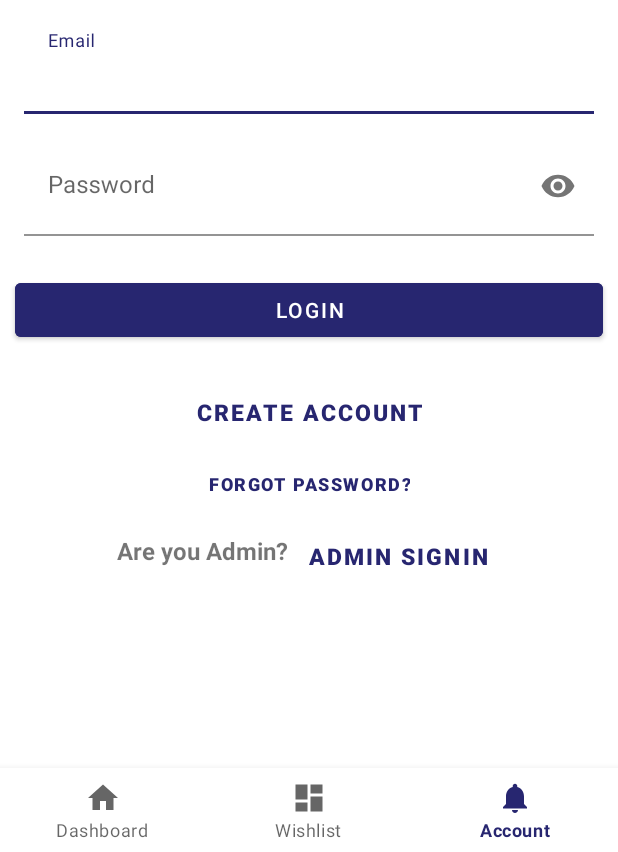
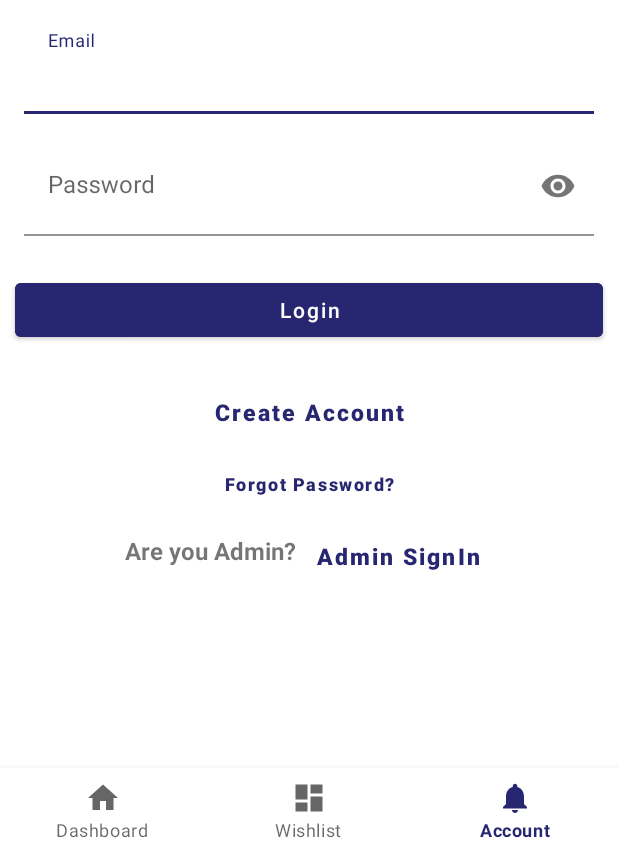
Before and after one commit to prabhjotflorapsf/AutomobileStore, an Android app: the screen it shows after launch (MainActivity), on a phone screen of 412 x 824 dp, the part 384-1236 px from its top. Run offline under Robolectric (Android 15) with nearby library versions, the phone set to English and light mode, and no system bars; our stand-ins replace CircleImageView, Firebase (no records; nobody signed in at launch, a user with empty details on screens opened directly), androidx.preference.

Commit message:
Disabled allcaps from buttons

```diff
--- a/app/src/main/res/layout/activity_forgot_password.xml
+++ b/app/src/main/res/layout/activity_forgot_password.xml
@@ -59,7 +59,7 @@
             android:layout_marginLeft="10dp"
             android:layout_marginTop="20dp"
             android:layout_marginRight="10dp"
-
+            android:textAllCaps="false"
             android:backgroundTint="#272670"
             android:singleLine="true"
             android:text="Send Password Reset Link" />
--- a/app/src/main/res/layout/activity_post_ad.xml
+++ b/app/src/main/res/layout/activity_post_ad.xml
@@ -963,7 +963,8 @@
                 android:layout_marginRight="10dp"
                 android:backgroundTint="#272670"
                 android:singleLine="true"
-                android:text="@string/post_ad" />
+                android:text="@string/post_ad"
+                android:textAllCaps="false"/>
 
         </LinearLayout>
 
--- a/app/src/main/res/layout/activity_profile_details.xml
+++ b/app/src/main/res/layout/activity_profile_details.xml
@@ -94,7 +94,8 @@
         android:layout_gravity="center"
         android:layout_marginTop="25dp"
         android:backgroundTint="#272670"
-        android:text="@string/update_profile" />
+        android:text="@string/update_profile"
+        android:textAllCaps="false"/>
 
 
 </LinearLayout>
--- a/app/src/main/res/layout/activity_update_ad.xml
+++ b/app/src/main/res/layout/activity_update_ad.xml
@@ -949,7 +949,8 @@
                 android:layout_marginRight="10dp"
                 android:backgroundTint="#3cb6d3"
                 android:singleLine="true"
-                android:text="update_ad" />
+                android:text="update_ad"
+                android:textAllCaps="false" />
 
         </LinearLayout>
 
--- a/app/src/main/res/layout/fragment_notifications.xml
+++ b/app/src/main/res/layout/fragment_notifications.xml
@@ -79,7 +79,8 @@
             android:layout_marginRight="10dp"
             android:backgroundTint="#272670"
             android:singleLine="true"
-            android:text="Login" />
+            android:text="Login"
+            android:textAllCaps="false"/>
 
         <Button
             android:id="@+id/create"
@@ -91,7 +92,8 @@
             android:text="Create Account"
             android:textColor="#272670"
             android:textSize="15sp"
-            android:textStyle="bold" />
+            android:textStyle="bold"
+            android:textAllCaps="false" />
 
         <Button
             android:id="@+id/forgotpass"
@@ -102,7 +104,8 @@
             android:text="Forgot Password?"
             android:textColor="#272670"
             android:textSize="12sp"
-            android:textStyle="bold" />
+            android:textStyle="bold"
+            android:textAllCaps="false" />
 <LinearLayout
     android:layout_width="wrap_content"
     android:layout_height="wrap_content"
@@ -125,7 +128,8 @@
             android:text="Admin SignIn"
             android:textColor="#272670"
             android:textSize="15sp"
-            android:textStyle="bold" />
+            android:textStyle="bold"
+            android:textAllCaps="false" />
 
 
     </LinearLayout>
```
